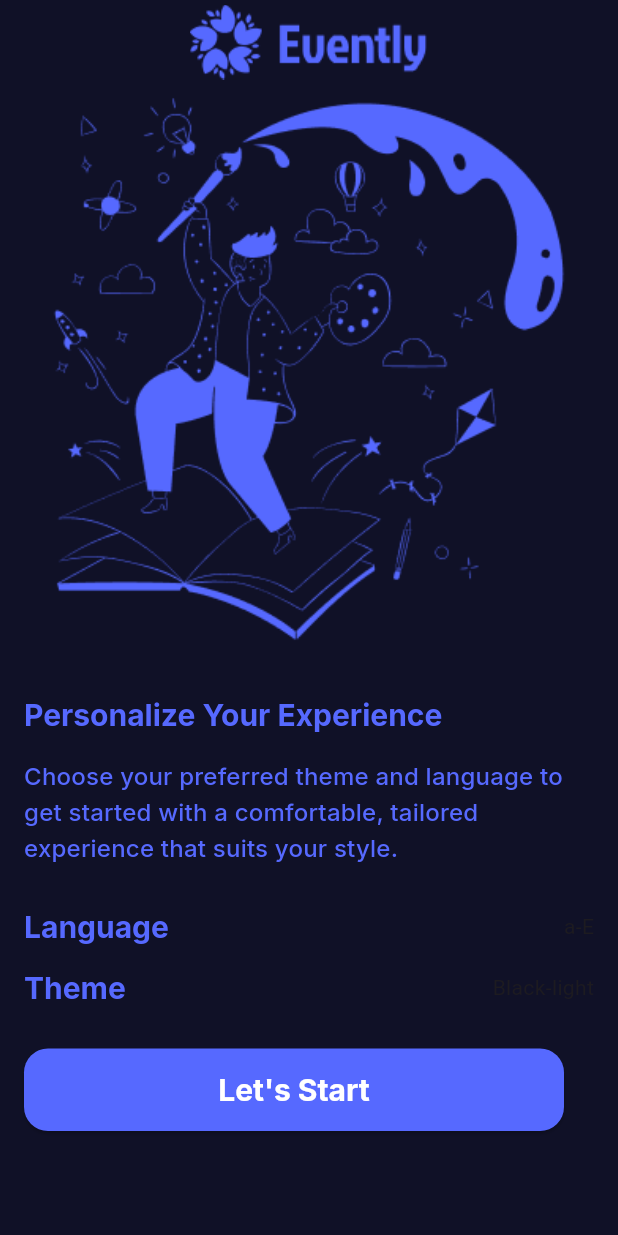
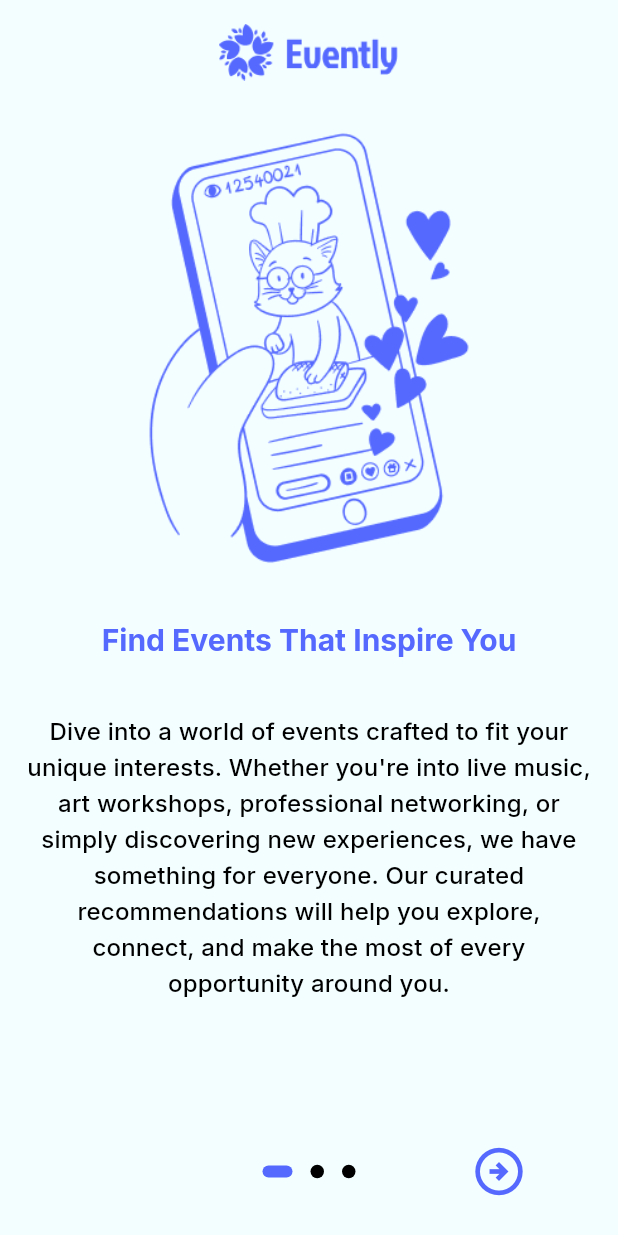
Before and after one commit to kareemezzat25/Todo, a Flutter app: the screen it shows after launch, after a tap on "Let's Start", on a phone screen of 412 x 824 dp. Run offline on Flutter 3.47's test engine with Material 3 defaults, Android fonts, the phone set to English and light mode, and no system bars; drawn by our look-alikes of introduction_screen; our stand-ins replace font_awesome_flutter, google_fonts, material_design_icons_flutter, toggle_switch.

Commit message:
OnBoarding

```diff
--- a/lib/main.dart
+++ b/lib/main.dart
@@ -1,9 +1,11 @@
 import 'package:flutter/material.dart';
 import 'package:todo_app/models/theme.dart';
 import 'package:todo_app/views/introductionview.dart';
+import 'package:todo_app/views/loginview.dart';
+import 'package:todo_app/views/onBoardingview.dart';
 
 void main() {
-  runApp(TodoApp());
+  runApp(const TodoApp());
 }
 
 class TodoApp extends StatelessWidget {
@@ -14,9 +16,13 @@ class TodoApp extends StatelessWidget {
     return MaterialApp(
       theme: MyThemeData.lightTheme,
       darkTheme: MyThemeData.darkTheme,
-      themeMode: ThemeMode.dark,
+      themeMode: ThemeMode.light,
       initialRoute: IntroductionView.routeName,
-      routes: {IntroductionView.routeName: (context) => IntroductionView()},
+      routes: {
+        IntroductionView.routeName: (context) => const IntroductionView(),
+        OnBoardingView.routeName: (context) => const OnBoardingView(),
+        LoginView.routeName: (context) => const LoginView()
+      },
       debugShowCheckedModeBanner: false,
     );
   }
--- a/lib/views/introductionview.dart
+++ b/lib/views/introductionview.dart
@@ -1,5 +1,10 @@
 import 'package:flutter/material.dart';
+import 'package:font_awesome_flutter/font_awesome_flutter.dart';
 import 'package:google_fonts/google_fonts.dart';
+import 'package:material_design_icons_flutter/material_design_icons_flutter.dart';
+import 'package:todo_app/models/theme.dart';
+import 'package:todo_app/views/onBoardingview.dart';
+import 'package:toggle_switch/toggle_switch.dart';
 
 class IntroductionView extends StatelessWidget {
   static const String routeName = "Introduction";
@@ -31,7 +36,10 @@ class IntroductionView extends StatelessWidget {
             ),
             Text(
                 "Choose your preferred theme and language to get started with a comfortable, tailored experience that suits your style.",
-                style: Theme.of(context).textTheme.titleMedium),
+                style: Theme.of(context)
+                    .textTheme
+                    .titleMedium!
+                    .copyWith(color: Colors.black)),
             SizedBox(
               height: 28,
             ),
@@ -39,7 +47,26 @@ class IntroductionView extends StatelessWidget {
               mainAxisAlignment: MainAxisAlignment.spaceBetween,
               children: [
                 Text("Language", style: Theme.of(context).textTheme.titleLarge),
-                Text("a-E")
+                ToggleSwitch(
+                  minWidth: 70.0,
+                  initialLabelIndex: 1,
+                  cornerRadius: 20.0,
+                  activeFgColor: Colors.white,
+                  inactiveBgColor: Colors.grey,
+                  inactiveFgColor: Colors.white,
+                  totalSwitches: 2,
+                  icons: [
+                    FontAwesomeIcons.flagUsa,
+                    MdiIcons.abjadArabic,
+                  ],
+                  activeBgColors: [
+                    [MyThemeData.secondaryColorLightdark],
+                    [MyThemeData.primaryColordark]
+                  ],
+                  onToggle: (index) {
+                    print('switched to: $index');
+                  },
+                ),
               ],
             ),
             SizedBox(
@@ -49,14 +76,35 @@ class IntroductionView extends StatelessWidget {
               mainAxisAlignment: MainAxisAlignment.spaceBetween,
               children: [
                 Text("Theme", style: Theme.of(context).textTheme.titleLarge),
-                Text("Black-light")
+                ToggleSwitch(
+                  minWidth: 70.0,
+                  initialLabelIndex: 1,
+                  cornerRadius: 20.0,
+                  activeFgColor: Colors.white,
+                  inactiveBgColor: Colors.grey,
+                  inactiveFgColor: Colors.white,
+                  totalSwitches: 2,
+                  icons: [
+                    FontAwesomeIcons.moon,
+                    FontAwesomeIcons.lightbulb,
+                  ],
+                  activeBgColors: [
+                    [MyThemeData.secondaryColorLightdark],
+                    [Colors.black]
+                  ],
+                  onToggle: (index) {
+                    print('switched to: $index');
+                  },
+                ),
               ],
             ),
             SizedBox(
               height: 28,
             ),
             ElevatedButton(
-                onPressed: () {},
+                onPressed: () {
+                  Navigator.pushNamed(context, OnBoardingView.routeName);
+                },
                 child: Text("Let's Start",
                     style: Theme.of(context)
                         .textTheme
--- /dev/null
+++ b/lib/views/loginview.dart
@@ -0,0 +1,11 @@
+import 'package:flutter/material.dart';
+
+class LoginView extends StatelessWidget {
+  static const String routeName = "Login";
+  const LoginView({super.key});
+
+  @override
+  Widget build(BuildContext context) {
+    return Scaffold();
+  }
+}
--- /dev/null
+++ b/lib/views/onBoardingview.dart
@@ -0,0 +1,90 @@
+import 'package:flutter/material.dart';
+import 'package:introduction_screen/introduction_screen.dart';
+import 'package:todo_app/models/theme.dart';
+import 'package:todo_app/views/loginview.dart';
+
+class OnBoardingView extends StatelessWidget {
+  static const String routeName = "OnBoarding";
+  const OnBoardingView({super.key});
+  Widget _buildImage(String assetName, [double width = 350]) {
+    return Image.asset(assetName, width: width);
+  }
+
+  @override
+  Widget build(BuildContext context) {
+    var bodyStyle =
+        Theme.of(context).textTheme.titleMedium!.copyWith(color: Colors.black);
+
+    var pageDecoration = PageDecoration(
+      titleTextStyle: Theme.of(context).textTheme.titleLarge!,
+      bodyTextStyle: bodyStyle,
+      imagePadding: const EdgeInsets.only(top: 82),
+      bodyPadding: const EdgeInsets.only(top: 12),
+      pageColor: Theme.of(context).primaryColor,
+    );
+    return SafeArea(
+      child: IntroductionScreen(
+        globalBackgroundColor: Theme.of(context).primaryColor,
+        globalHeader: Align(
+          child: SafeArea(
+            child: Padding(
+              padding: const EdgeInsets.only(top: 16),
+              child: _buildImage('assets/images/logoAppBar.png', 120),
+            ),
+          ),
+        ),
+        dotsDecorator: DotsDecorator(
+            activeSize: const Size(20, 8),
+            activeColor: MyThemeData.secondaryColorLightdark,
+            activeShape: RoundedRectangleBorder(
+              borderRadius: BorderRadius.circular(36),
+            ),
+            color: Colors.black),
+        pages: [
+          PageViewModel(
+            title: "Find Events That Inspire You",
+            body:
+                "Dive into a world of events crafted to fit your unique interests. Whether you're into live music, art workshops, professional networking, or simply discovering new experiences, we have something for everyone. Our curated recommendations will help you explore, connect, and make the most of every opportunity around you.",
+            image: _buildImage('assets/images/onBoarding1.png'),
+            decoration: pageDecoration,
+          ),
+          PageViewModel(
+            title: "Effortless Event Planning",
+            body:
+                "Take the hassle out of organizing events with our all-in-one planning tools. From setting up invites and managing RSVPs to scheduling reminders and coordinating details, we’ve got you covered. Plan with ease and focus on what matters – creating an unforgettable experience for you and your guests.",
+            image: _buildImage('assets/images/onBoarding2.png'),
+            decoration: pageDecoration,
+          ),
+          PageViewModel(
+            title: "Connect with Friends & Share Moments",
+            body:
+                "Make every event memorable by sharing the experience with others. Our platform lets you invite friends, keep everyone in the loop, and celebrate moments together. Capture and share the excitement with your network, so you can relive the highlights and cherish the memories.",
+            image: _buildImage('assets/images/onBoarding3.png'),
+            decoration: pageDecoration,
+          ),
+        ],
+        showDoneButton: true,
+        showNextButton: true,
+        showBackButton: true,
+        back: const Icon(
+          Icons.arrow_circle_left_outlined,
+          color: Color(0xFF5669FF),
+          size: 38,
+        ),
+        next: const Icon(
+          Icons.arrow_circle_right_outlined,
+          color: Color(0xFF5669FF),
+          size: 38,
+        ),
+        onDone: () {
+          Navigator.pushReplacementNamed(context, LoginView.routeName);
+        },
+        done: const Icon(
+          Icons.arrow_circle_right_outlined,
+          size: 38,
+          color: MyThemeData.secondaryColorLightdark,
+        ),
+      ),
+    );
+  }
+}
--- a/pubspec.yaml
+++ b/pubspec.yaml
@@ -37,6 +37,11 @@ dependencies:
   cupertino_icons: ^1.0.8
   flutter_native_splash: ^2.4.4
   google_fonts: ^6.2.1
+  toggle_switch: ^2.3.0
+  font_awesome_flutter: ^10.8.0
+  country_flags: ^3.2.0
+  material_design_icons_flutter: ^7.0.7296
+  introduction_screen: ^3.1.16
 
 dev_dependencies:
   flutter_test:
```
Also changed, not shown: pubspec.lock.
